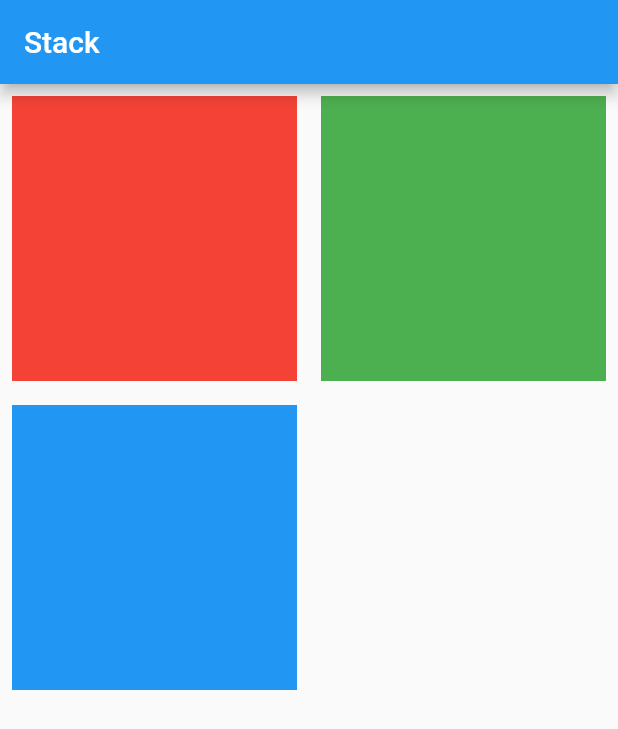
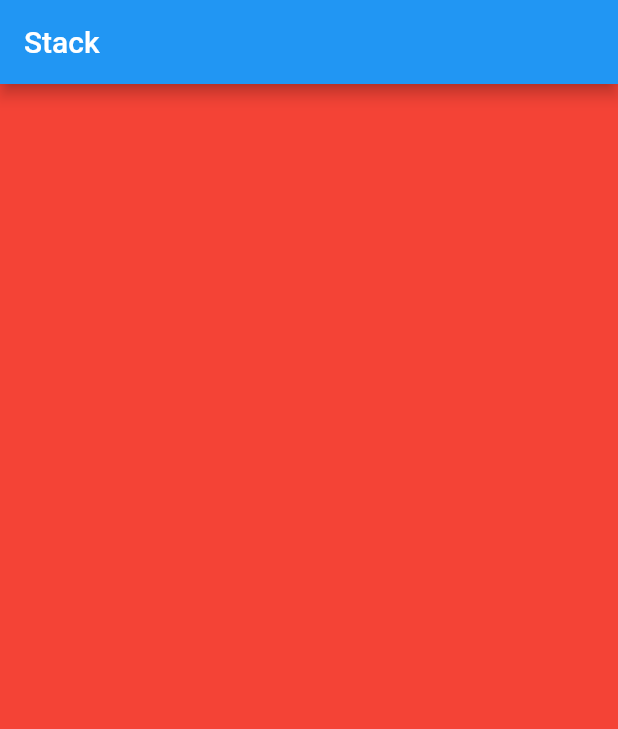
Before and after one commit to chihyeonWON/Flutter-Widget, a Flutter app: the screen it shows after launch, on a phone screen of 412 x 824 dp. Shown: the top 729 px of the screen. Run offline on Flutter 3.47's test engine with Material 2 defaults, Android fonts, the phone set to English and light mode, and no system bars.

Commit message:
PageView 실습

```diff
--- a/lib/main.dart
+++ b/lib/main.dart
@@ -26,29 +26,16 @@ class MyHomePage extends StatelessWidget {
       appBar: AppBar(
         title: Text('Stack'),
       ),
-      body: GridView.count(
-        crossAxisCount: 2, // 열 수
+      body: PageView(
         children:<Widget>[
           Container(
             color:Colors.red,
-            width:100,
-            height:100,
-            padding:const EdgeInsets.all(8.0),
-            margin:const EdgeInsets.all(8.0),
           ),
           Container(
             color:Colors.green,
-            width:100,
-            height:100,
-            padding:const EdgeInsets.all(8.0),
-            margin:const EdgeInsets.all(8.0),
           ),
           Container(
             color:Colors.blue,
-            width:100,
-            height:100,
-            padding:const EdgeInsets.all(8.0),
-            margin:const EdgeInsets.all(8.0),
           ),
         ]
       )
```
